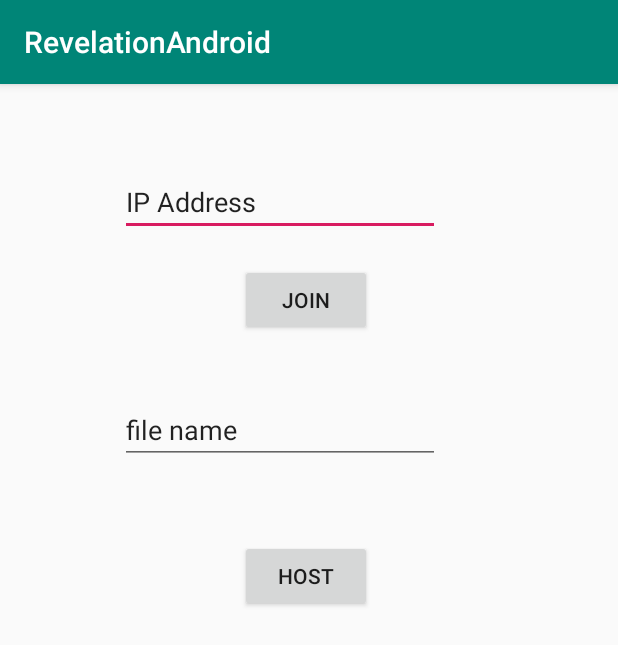
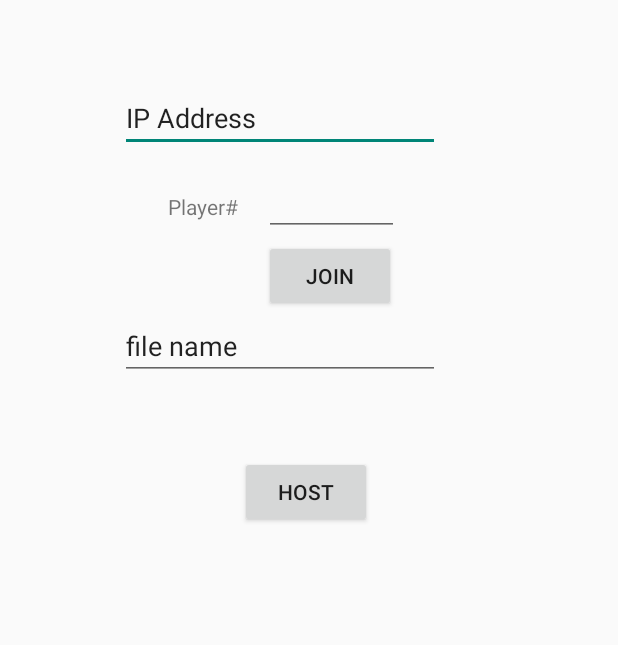
Before and after one commit to jamesbhall423/RevelationAndroid, an Android app: the screen it shows after launch (MainActivity), on a phone screen of 412 x 824 dp. Shown: the top 645 px of the screen. Run offline under Robolectric (Android 15) with nearby library versions, the phone set to English and light mode, and no system bars.

Commit message:
Client Player choice

```diff
--- a/app/src/main/AndroidManifest.xml
+++ b/app/src/main/AndroidManifest.xml
@@ -9,7 +9,7 @@
         android:label="@string/app_name"
         android:roundIcon="@mipmap/ic_launcher_round"
         android:supportsRtl="true"
-        android:theme="@style/AppTheme">
+        android:theme="@style/Theme.AppCompat.Light.NoActionBar">
         <activity android:name=".android.GameActivity"></activity>
         <activity android:name=".MainActivity">
             <intent-filter>
--- a/app/src/main/java/com/github/jamesbhall423/revelationandroid/MainActivity.java
+++ b/app/src/main/java/com/github/jamesbhall423/revelationandroid/MainActivity.java
@@ -27,63 +27,17 @@ public class MainActivity extends AppCompatActivity {
     protected void onCreate(Bundle savedInstanceState) {
         super.onCreate(savedInstanceState);
         AppInitializer.run(this);
-//        System.out.println("Working Directory = " + System.getProperty("user.dir"));
-//        System.out.println("Files Directory = " + getFilesDir());
-//        AssetManager manager = getAssets();
-//        try {
-//            String[] paths = manager.list("maps/");
-//            System.out.println(paths.length);
-//            for (String path: paths) {
-//                System.out.println(path);
-//            }
-//        } catch (IOException e) {
-//
-//        }
-
-//        LinearLayout mainLayout = new LinearLayout(this);
-//        mainLayout.setOrientation(LinearLayout.VERTICAL);
-//        Button button = new Button(this);
-//        button.setText("Hello");
-//        GridLayout layout = new GridLayout(this);
-//        layout.setOrientation(GridLayout.HORIZONTAL);
-//        layout.setColumnCount(2);
-//        for (int i = 0; i < 4; i++) {
-//            SquareState state = new SquareState();
-//            switch (i) {
-//                case 0:
-//                    state.type = SquareType.Empty;
-//                    break;
-//                case 1:
-//                    state.type = SquareType.Forest;
-//                    break;
-//                case 2:
-//                    state.type = SquareType.Mountain;
-//                    break;
-//                case 3:
-//                    state.type = SquareType.Road;
-//                    state.road = SquareModel.UP+SquareModel.DOWN;
-//            }
-//            SquareClass square = new SquareClass(i%2,i/2,state);
-//            AndroidSquare next = new AndroidSquare(this,square,null,2);
-//            layout.addView(next);
-//        }
-//        mainLayout.addView(button);
-//        mainLayout.addView(layout);
-////        SquareClass square = new SquareClass(0,0,new SquareState());
-////        AndroidSquare next = new AndroidSquare(this,square,null);
-////        ImageView next = new ImageView(this);
-////        next.setImageDrawable(new SquareDrawable(square));
-//        setContentView(mainLayout);
-//        setContentView(R.layout.circle_main);
         setContentView(R.layout.activity_main);
         Button join = findViewById(R.id.join);
         final EditText ip = findViewById(R.id.address);
+        final EditText playerInput = findViewById(R.id.playerInput);
         join.setOnClickListener(new View.OnClickListener() {
             @Override
             public void onClick(View v) {
                 Intent gameActivity = new Intent();
                 gameActivity.setClass(MainActivity.this, GameActivity.class);
                 gameActivity.putExtra(GameActivity.IP_REFERENCE,ip.getText().toString());
+                gameActivity.putExtra(GameActivity.PLAYER_REFERENCE,Integer.parseInt(playerInput.getText().toString()));
                 gameActivity.putExtra(GameActivity.CONNECTION_DIRECTION,GameActivity.CLIENT);
                 startActivity(gameActivity);
             }
--- a/app/src/main/res/layout/activity_main.xml
+++ b/app/src/main/res/layout/activity_main.xml
@@ -10,8 +10,8 @@
         android:id="@+id/join"
         android:layout_width="wrap_content"
         android:layout_height="wrap_content"
-        android:layout_marginStart="160dp"
-        android:layout_marginTop="120dp"
+        android:layout_marginStart="176dp"
+        android:layout_marginTop="160dp"
         android:text="Join"
         app:layout_constraintStart_toStartOf="parent"
         app:layout_constraintTop_toTopOf="parent" />
@@ -60,4 +60,27 @@
         app:layout_constraintStart_toStartOf="parent"
         app:layout_constraintTop_toTopOf="parent" />
 
+    <EditText
+        android:id="@+id/playerInput"
+        android:layout_width="90dp"
+        android:layout_height="37dp"
+        android:layout_marginStart="176dp"
+        android:layout_marginTop="120dp"
+
+        android:ems="10"
+        android:inputType="number"
+        app:layout_constraintStart_toStartOf="parent"
+        app:layout_constraintTop_toTopOf="parent" />
+
+    <TextView
+        android:id="@+id/playerLabel"
+        android:layout_width="wrap_content"
+        android:layout_height="wrap_content"
+        android:layout_marginStart="112dp"
+
+        android:layout_marginTop="128dp"
+        android:text="Player#"
+        app:layout_constraintStart_toStartOf="parent"
+        app:layout_constraintTop_toTopOf="parent" />
+
 </androidx.constraintlayout.widget.ConstraintLayout>
```
Also changed, not shown: app/src/main/java/com/github/jamesbhall423/revelationandroid/android/GameActivity.java (+5 -3 lines), app/src/main/java/com/github/jamesbhall423/revelationandroid/io/ConnectionCreator.java (+5 -13 lines).
